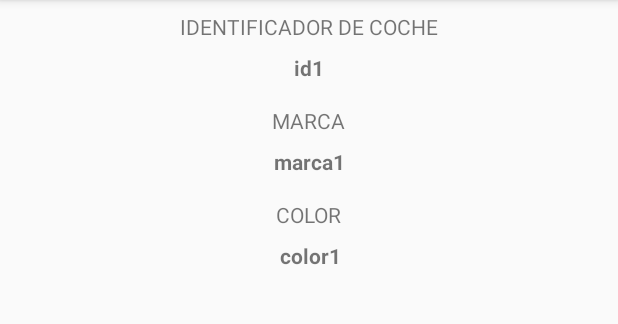
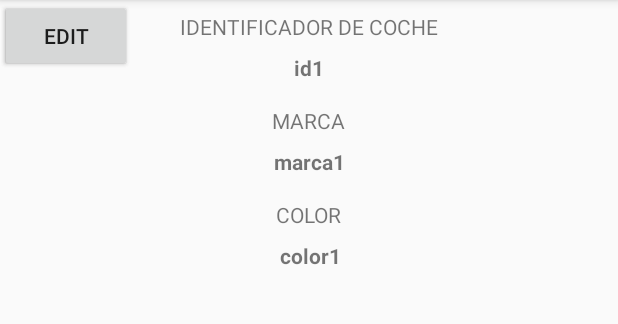
Before and after one commit to Joserto97DEV/myCars, an Android app: the CarDetail screen opened directly, with no data from a screen before it, on a phone screen of 412 x 824 dp, the part 84-408 px from its top. Run offline under Robolectric (Android 15) with nearby library versions, the phone set to English and light mode, and no system bars.

Commit message:
prueba id

```diff
--- a/app/src/main/java/com/josalv/mycars/Car.java
+++ b/app/src/main/java/com/josalv/mycars/Car.java
@@ -20,8 +20,8 @@ public class Car {
 
     public Car(String marca, String modelo, String tipo, String color, String descripcion) {
         UUID id_aleatoria=UUID.randomUUID();
-
-        this.id = id_aleatoria.toString();
+        String idtemp= id_aleatoria.toString();
+        this.id = idtemp;
         this.marca = marca;
         this.modelo = modelo;
         this.tipo = tipo;
--- a/app/src/main/java/com/josalv/mycars/CarDetail.java
+++ b/app/src/main/java/com/josalv/mycars/CarDetail.java
@@ -3,6 +3,7 @@ package com.josalv.mycars;
 import android.database.sqlite.SQLiteDatabase;
 import android.support.v7.app.AppCompatActivity;
 import android.os.Bundle;
+import android.view.View;
 import android.widget.Button;
 import android.widget.TextView;
 
@@ -36,6 +37,9 @@ public class CarDetail extends AppCompatActivity {
         tvColor = (TextView) findViewById(R.id.tvColor);
 
 
+        btnBorrar = (Button) findViewById(R.id.button_add);
+        btnModicar = (Button) findViewById(R.id.button_add);
+
         // Obtenemos el ID item que habiamos clickado
         Bundle bundle = getIntent().getExtras();
         if (bundle != null){
@@ -46,9 +50,10 @@ public class CarDetail extends AppCompatActivity {
         DbHelper dbHelper = new DbHelper(this);
         SQLiteDatabase db = dbHelper.getWritableDatabase();
         Car c;
-
+        //Car c= DbHelper.findByID(db, carID);
+        //Car c = new Car("hola","hola","hola","prueba","adios");
         try {
-            c = DbHelper.findByID(db, carID);
+           c = DbHelper.findByID(db, carID);
         } catch (Exception e) {
             c = null;
         }
@@ -60,5 +65,9 @@ public class CarDetail extends AppCompatActivity {
             tvColor.setText(c.getColor());
         }
 
+
+
+
     }
+
 }
--- a/app/src/main/java/com/josalv/mycars/CarList.java
+++ b/app/src/main/java/com/josalv/mycars/CarList.java
@@ -18,9 +18,9 @@ public class CarList extends AppCompatActivity {
     @Override
     protected void onCreate(Bundle savedInstanceState) {
         super.onCreate(savedInstanceState);
-        setContentView(R.layout.activity_car_list);
+        /*setContentView(R.layout.activity_car_list);
         Intent intent = new Intent (getApplicationContext(), CarList.class);
-        startActivityForResult(intent, 0);
+        startActivityForResult(intent, 0);*/
     }
 
 
--- a/app/src/main/res/layout/activity_car_detail.xml
+++ b/app/src/main/res/layout/activity_car_detail.xml
@@ -83,4 +83,21 @@
         app:layout_constraintHorizontal_bias="0.513"
         app:layout_constraintStart_toStartOf="parent"
         app:layout_constraintTop_toBottomOf="@+id/colorCarDetail" />
+
+    <Button
+        android:id="@+id/buttonclear"
+        android:layout_width="wrap_content"
+        android:layout_height="wrap_content"
+        android:text="Clear"
+        tools:layout_editor_absoluteX="276dp"
+        tools:layout_editor_absoluteY="446dp" />
+
+    <Button
+        android:id="@+id/buttonedit"
+        android:layout_width="wrap_content"
+        android:layout_height="wrap_content"
+        android:text="edit"
+        tools:layout_editor_absoluteX="183dp"
+        tools:layout_editor_absoluteY="446dp" />
+
 </android.support.constraint.ConstraintLayout>
```
Also changed, not shown: app/src/main/java/com/josalv/mycars/DbHelper.java (+18 -3 lines), app/src/main/java/com/josalv/mycars/MainActivity.java (+11 -9 lines).
